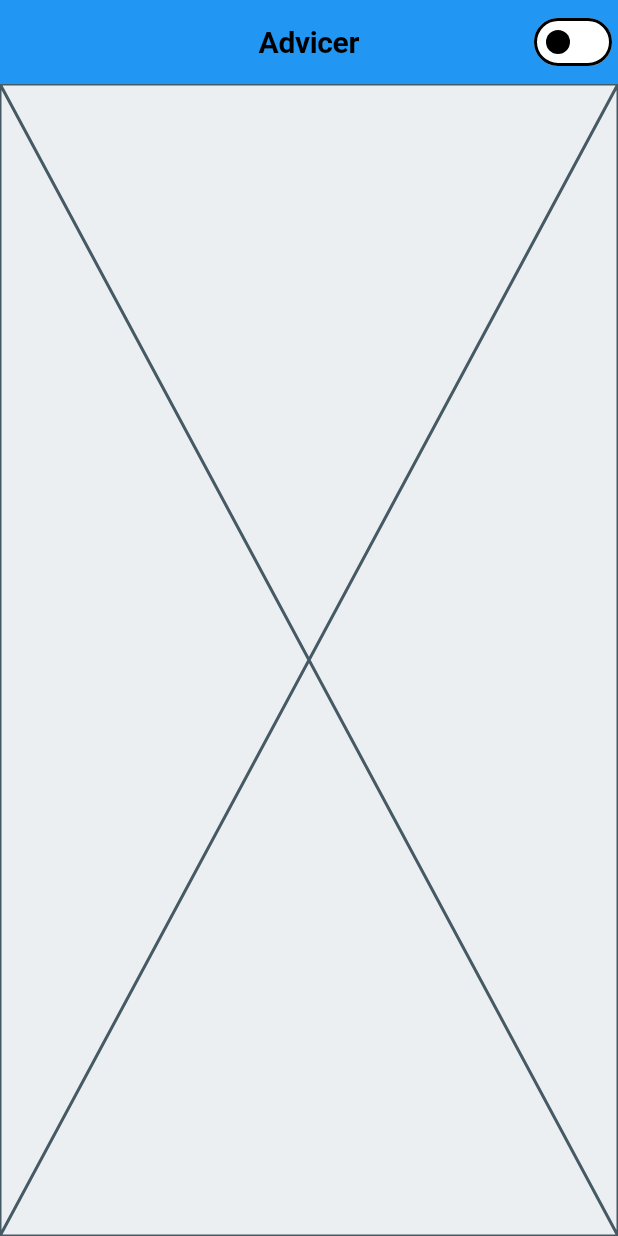
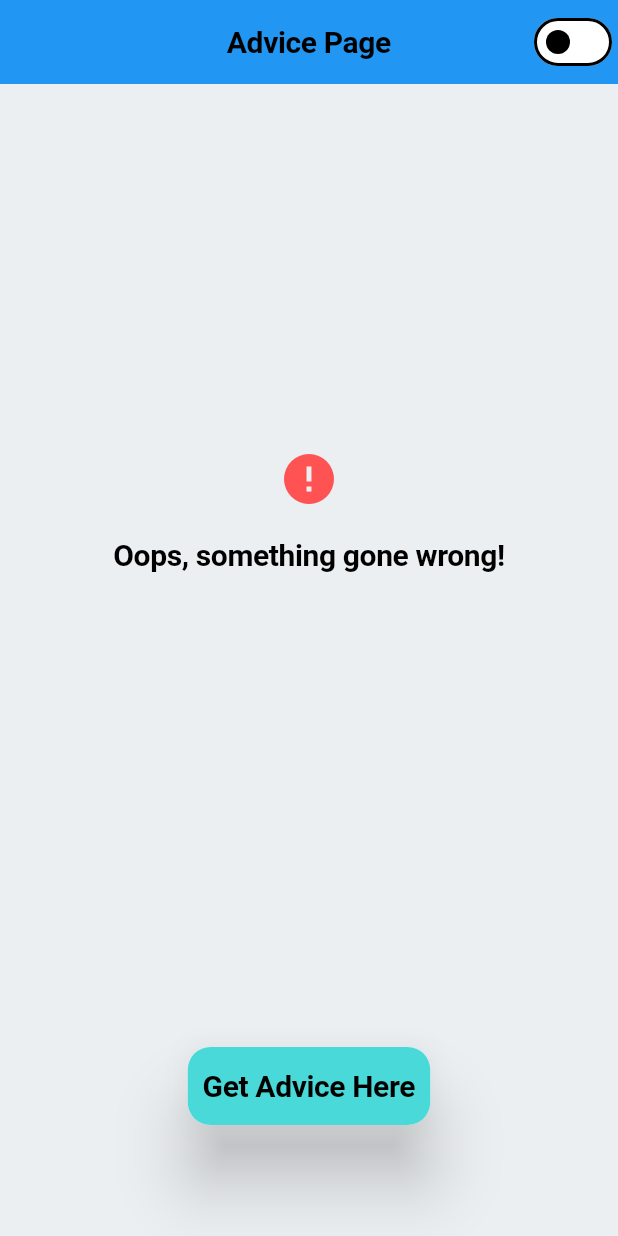
Before and after one commit to viethantrinh/clean_architecture_advisor_app, a Flutter app: the screen it shows after launch, on a phone screen of 412 x 824 dp. Run offline on Flutter 3.47's test engine with Material 3 defaults, Android fonts, the phone set to English and light mode, and no system bars; Roboto replaces fonts that are missing (Rubik).

Commit message:
Completed UI

```diff
--- a/lib/application/pages/advice/advice_page.dart
+++ b/lib/application/pages/advice/advice_page.dart
@@ -1,32 +1,59 @@
 import 'package:clean_architecture_advisor_app/application/core/services/theme_service.dart';
+import 'package:clean_architecture_advisor_app/application/pages/advice/widgets/advice_field.dart';
+import 'package:clean_architecture_advisor_app/application/pages/advice/widgets/custom_button.dart';
+import 'package:clean_architecture_advisor_app/application/pages/advice/widgets/error_message.dart';
 import 'package:flutter/material.dart';
 import 'package:provider/provider.dart';
 
-class AdvicerPage extends StatelessWidget {
-  const AdvicerPage({super.key});
+class AdvicePage extends StatelessWidget {
+  const AdvicePage({super.key});
 
   @override
   Widget build(BuildContext context) {
-    final themeData = Theme.of(context);
+    final ThemeData themeData = Theme.of(context);
     return Scaffold(
       appBar: AppBar(
         title: Text(
-          'Advicer',
-          style: themeData.textTheme.displayLarge,
+          "Advice Page",
+          style: Theme.of(context).textTheme.displayLarge,
         ),
         centerTitle: true,
         actions: [
           Switch(
-            value: Provider
-                .of<ThemeService>(context)
-                .isDarkModeOn,
+            value:
+                Provider.of<ThemeService>(context, listen: true).isDarkModeOn,
             onChanged: (_) {
               Provider.of<ThemeService>(context, listen: false).toggleTheme();
             },
           ),
         ],
       ),
-      body: const Placeholder(),
+      body: Padding(
+        padding: const EdgeInsets.symmetric(horizontal: 50),
+        child: Column(
+          children: [
+            Expanded(
+              child: Center(
+                  child: ErrorMessage(message: "Oops, something gone wrong!")
+                  // AdviceField(advice: "Your day will be good!"),
+                  // CircularProgressIndicator(
+                  //   color: themeData.colorScheme.secondary,
+                  // ),
+                  // Text(
+                  //   "Your advice is waiting for you!",
+                  //   style: themeData.textTheme.displayLarge,
+                  // ),
+                  ),
+            ),
+            const SizedBox(
+              height: 200,
+              child: Center(
+                child: CustomButton(),
+              ),
+            )
+          ],
+        ),
+      ),
     );
   }
 }
--- /dev/null
+++ b/lib/application/pages/advice/widgets/advice_field.dart
@@ -0,0 +1,30 @@
+import 'package:flutter/material.dart';
+
+class AdviceField extends StatelessWidget {
+  final String advice;
+
+  const AdviceField({super.key, required this.advice});
+
+  @override
+  Widget build(BuildContext context) {
+    final themeData = Theme.of(context);
+    return Material(
+      elevation: 20,
+      borderRadius: BorderRadius.circular(15),
+      child: Container(
+        decoration: BoxDecoration(
+          borderRadius: BorderRadius.circular(15),
+          color: themeData.colorScheme.onPrimary,
+        ),
+        child: Padding(
+          padding: const EdgeInsets.symmetric(horizontal: 15, vertical: 20),
+          child: Text(
+            '''"$advice"''',
+            style: themeData.textTheme.bodyLarge,
+            textAlign: TextAlign.center,
+          ),
+        ),
+      ),
+    );
+  }
+}
--- /dev/null
+++ b/lib/application/pages/advice/widgets/custom_button.dart
@@ -0,0 +1,32 @@
+import 'package:flutter/material.dart';
+
+class CustomButton extends StatelessWidget {
+  const CustomButton({super.key});
+
+  @override
+  Widget build(BuildContext context) {
+    final ThemeData theme = Theme.of(context);
+    return InkResponse(
+      onTap: () {
+        print('button pressed - will be implemented later');
+      },
+      child: Material(
+        elevation: 20,
+        borderRadius: BorderRadius.circular(15),
+        child: Container(
+          decoration: BoxDecoration(
+            color: theme.colorScheme.secondary,
+            borderRadius: BorderRadius.circular(15),
+          ),
+          child: Padding(
+            padding: const EdgeInsets.symmetric(horizontal: 10, vertical: 15),
+            child: Text(
+              "Get Advice Here",
+              style: theme.textTheme.displayLarge,
+            ),
+          ),
+        ),
+      ),
+    );
+  }
+}
--- /dev/null
+++ b/lib/application/pages/advice/widgets/error_message.dart
@@ -0,0 +1,28 @@
+import 'package:flutter/material.dart';
+
+class ErrorMessage extends StatelessWidget {
+  final String message;
+
+  const ErrorMessage({super.key, required this.message});
+
+  @override
+  Widget build(BuildContext context) {
+    final themeData = Theme.of(context);
+    return Column(
+      mainAxisAlignment: MainAxisAlignment.center,
+      children: [
+        const Icon(
+          Icons.error,
+          size: 40,
+          color: Colors.redAccent,
+        ),
+        const SizedBox(height: 20),
+        Text(
+          message,
+          style: themeData.textTheme.displayLarge,
+          textAlign: TextAlign.center,
+        )
+      ],
+    );
+  }
+}
--- a/lib/main.dart
+++ b/lib/main.dart
@@ -5,10 +5,12 @@ import 'package:flutter/material.dart';
 import 'package:provider/provider.dart';
 
 void main() {
-  runApp(ChangeNotifierProvider(
+  runApp(
+    ChangeNotifierProvider(
       create: (context) => ThemeService(),
       child: const App(),
-  ));
+    ),
+  );
 }
 
 class App extends StatelessWidget {
@@ -16,16 +18,14 @@ class App extends StatelessWidget {
 
   @override
   Widget build(BuildContext context) {
-    return Consumer<ThemeService>(
-      builder: (context, themeService, child) {
+    return Consumer<ThemeService>(builder: (context, themeService, child) {
       return MaterialApp(
-          themeMode:
-              themeService.isDarkModeOn ? ThemeMode.dark : ThemeMode.light,
+        debugShowCheckedModeBanner: false,
+        themeMode: themeService.isDarkModeOn ? ThemeMode.dark : ThemeMode.light,
         theme: AppTheme.lightTheme,
         darkTheme: AppTheme.darkTheme,
-          home: AdvicerPage(),
+        home: AdvicePage(),
       );
-      },
-    );
+    });
   }
 }
```
Also changed, not shown: lib/theme.dart (+4 -3 lines), lib/application/core/services/theme_service.dart (line endings or trailing spaces). Lines whose indentation alone changed are shown as unchanged.
